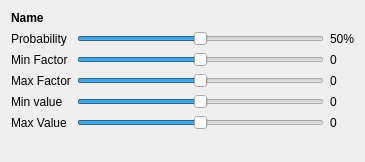
Before: the Qt Designer form src/genelab/core/ui/widgets/experiments/floatmutationcontroller.ui in GeneCraft/GeneCraft-Project, drawn with Qt 5.
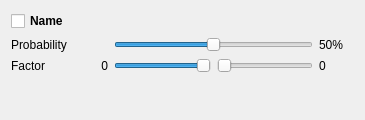
After: the same form once the commit is applied.

```diff
--- a/src/genelab/core/ui/widgets/experiments/floatmutationcontroller.ui
+++ b/src/genelab/core/ui/widgets/experiments/floatmutationcontroller.ui
@@ -7,107 +7,109 @@
     <x>0</x>
     <y>0</y>
     <width>365</width>
-    <height>162</height>
+    <height>120</height>
    </rect>
   </property>
   <property name="windowTitle">
    <string>Form</string>
   </property>
   <layout class="QGridLayout" name="gridLayout">
-   <item row="0" column="0" colspan="3">
-    <widget class="QLabel" name="lName">
-     <property name="font">
-      <font>
-       <weight>75</weight>
-       <bold>true</bold>
-      </font>
-     </property>
-     <property name="text">
-      <string>Name</string>
-     </property>
-    </widget>
-   </item>
    <item row="2" column="0">
     <widget class="QLabel" name="label_12">
      <property name="text">
-      <string>Min Factor</string>
+      <string>Factor</string>
      </property>
     </widget>
    </item>
-   <item row="2" column="1">
+   <item row="1" column="0">
+    <widget class="QLabel" name="label">
+     <property name="text">
+      <string>Probability</string>
+     </property>
+    </widget>
+   </item>
+   <item row="1" column="2" colspan="2">
+    <widget class="QSlider" name="sProbability">
+     <property name="maximum">
+      <number>1000</number>
+     </property>
+     <property name="value">
+      <number>500</number>
+     </property>
+     <property name="orientation">
+      <enum>Qt::Horizontal</enum>
+     </property>
+    </widget>
+   </item>
+   <item row="1" column="4">
+    <widget class="QLabel" name="lProbabilty">
+     <property name="minimumSize">
+      <size>
+       <width>35</width>
+       <height>0</height>
+      </size>
+     </property>
+     <property name="text">
+      <string>50%</string>
+     </property>
+    </widget>
+   </item>
+   <item row="2" column="3">
+    <widget class="QSlider" name="sMaxFactor">
+     <property name="minimum">
+      <number>0</number>
+     </property>
+     <property name="maximum">
+      <number>100</number>
+     </property>
+     <property name="orientation">
+      <enum>Qt::Horizontal</enum>
+     </property>
+    </widget>
+   </item>
+   <item row="2" column="2">
     <widget class="QSlider" name="sMinFactor">
      <property name="minimum">
-      <number>-500</number>
+      <number>-100</number>
      </property>
      <property name="maximum">
-      <number>500</number>
+      <number>0</number>
      </property>
      <property name="orientation">
       <enum>Qt::Horizontal</enum>
      </property>
     </widget>
    </item>
+   <item row="2" column="1">
+    <widget class="QLabel" name="lMinFactor">
+     <property name="minimumSize">
+      <size>
+       <width>35</width>
+       <height>0</height>
+      </size>
+     </property>
+     <property name="text">
+      <string>0</string>
+     </property>
+     <property name="alignment">
+      <set>Qt::AlignRight|Qt::AlignTrailing|Qt::AlignVCenter</set>
+     </property>
+    </widget>
+   </item>
+   <item row="2" column="4">
+    <widget class="QLabel" name="lMaxFactor">
+     <property name="minimumSize">
+      <size>
+       <width>35</width>
+       <height>0</height>
+      </size>
+     </property>
+     <property name="text">
+      <string>0</string>
+     </property>
+    </widget>
+   </item>
    <item row="3" column="0">
-    <widget class="QLabel" name="label_14">
-     <property name="text">
-      <string>Max Factor</string>
-     </property>
-    </widget>
-   </item>
-   <item row="3" column="1">
-    <widget class="QSlider" name="sMaxFactor">
-     <property name="minimum">
-      <number>-500</number>
-     </property>
-     <property name="maximum">
-      <number>500</number>
-     </property>
-     <property name="orientation">
-      <enum>Qt::Horizontal</enum>
-     </property>
-    </widget>
-   </item>
-   <item row="4" column="0">
-    <widget class="QLabel" name="label_10">
-     <property name="text">
-      <string>Min value</string>
-     </property>
-    </widget>
-   </item>
-   <item row="4" column="1">
-    <widget class="QSlider" name="sMinValue">
-     <property name="minimum">
-      <number>-100</number>
-     </property>
-     <property name="maximum">
-      <number>100</number>
-     </property>
-     <property name="orientation">
-      <enum>Qt::Horizontal</enum>
-     </property>
-    </widget>
-   </item>
-   <item row="5" column="0">
-    <widget class="QLabel" name="label_11">
-     <property name="text">
-      <string>Max Value</string>
-     </property>
-    </widget>
-   </item>
-   <item row="5" column="1">
-    <widget class="QSlider" name="sMaxValue">
-     <property name="minimum">
-      <number>-100</number>
-     </property>
-     <property name="maximum">
-      <number>100</number>
-     </property>
-     <property name="orientation">
-      <enum>Qt::Horizontal</enum>
-     </property>
-    </widget>
-   </item>
-   <item row="6" column="0">
     <spacer name="verticalSpacer_3">
      <property name="orientation">
       <enum>Qt::Vertical</enum>
@@ -120,58 +122,16 @@
      </property>
     </spacer>
    </item>
-   <item row="2" column="2">
-    <widget class="QLabel" name="lMinFactor">
-     <property name="text">
-      <string>0</string>
+   <item row="0" column="0" colspan="5">
+    <widget class="QCheckBox" name="cbName">
+     <property name="font">
+      <font>
+       <weight>75</weight>
+       <bold>true</bold>
+      </font>
      </property>
-    </widget>
-   </item>
-   <item row="3" column="2">
-    <widget class="QLabel" name="lMaxFactor">
      <property name="text">
-      <string>0</string>
-     </property>
-    </widget>
-   </item>
-   <item row="4" column="2">
-    <widget class="QLabel" name="lMinValue">
-     <property name="text">
-      <string>0</string>
-     </property>
-    </widget>
-   </item>
-   <item row="5" column="2">
-    <widget class="QLabel" name="lMaxValue">
-     <property name="text">
-      <string>0</string>
-     </property>
-    </widget>
-   </item>
-   <item row="1" column="0">
-    <widget class="QLabel" name="label">
-     <property name="text">
-      <string>Probability</string>
-     </property>
-    </widget>
-   </item>
-   <item row="1" column="1">
-    <widget class="QSlider" name="sProbability">
-     <property name="maximum">
-      <number>100</number>
-     </property>
-     <property name="value">
-      <number>50</number>
-     </property>
-     <property name="orientation">
-      <enum>Qt::Horizontal</enum>
-     </property>
-    </widget>
-   </item>
-   <item row="1" column="2">
-    <widget class="QLabel" name="lProbabilty">
-     <property name="text">
-      <string>50%</string>
+      <string>Name</string>
      </property>
     </widget>
    </item>
```
Left out of the diff: 20 changed lines with no effect on the pictures.
